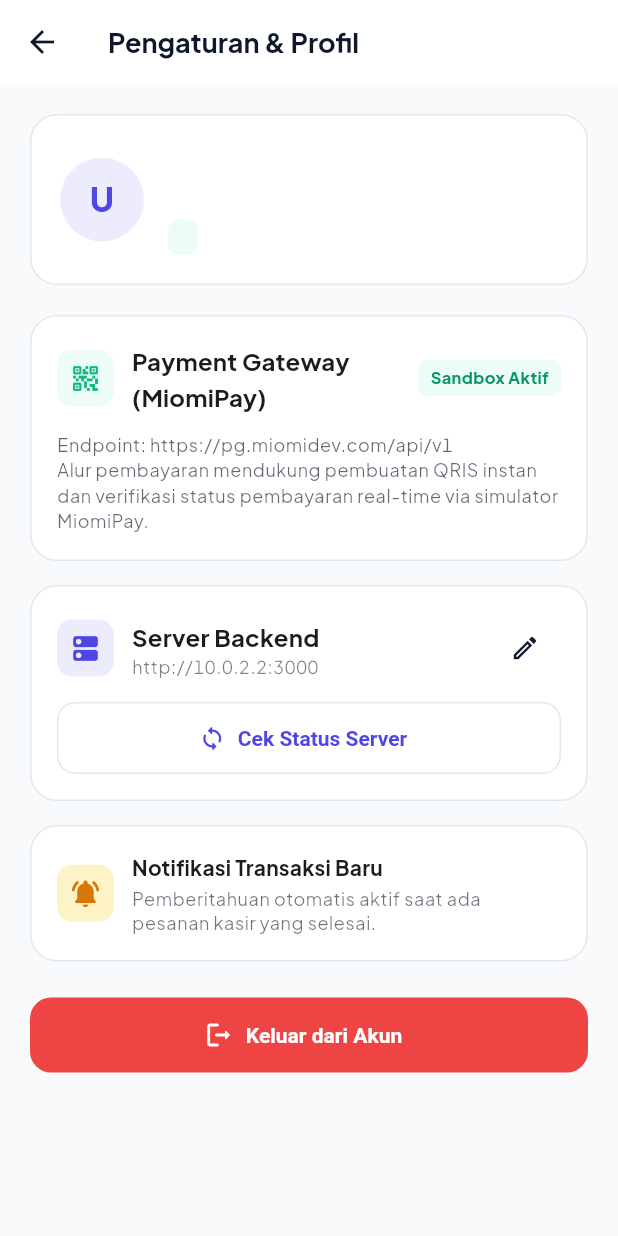
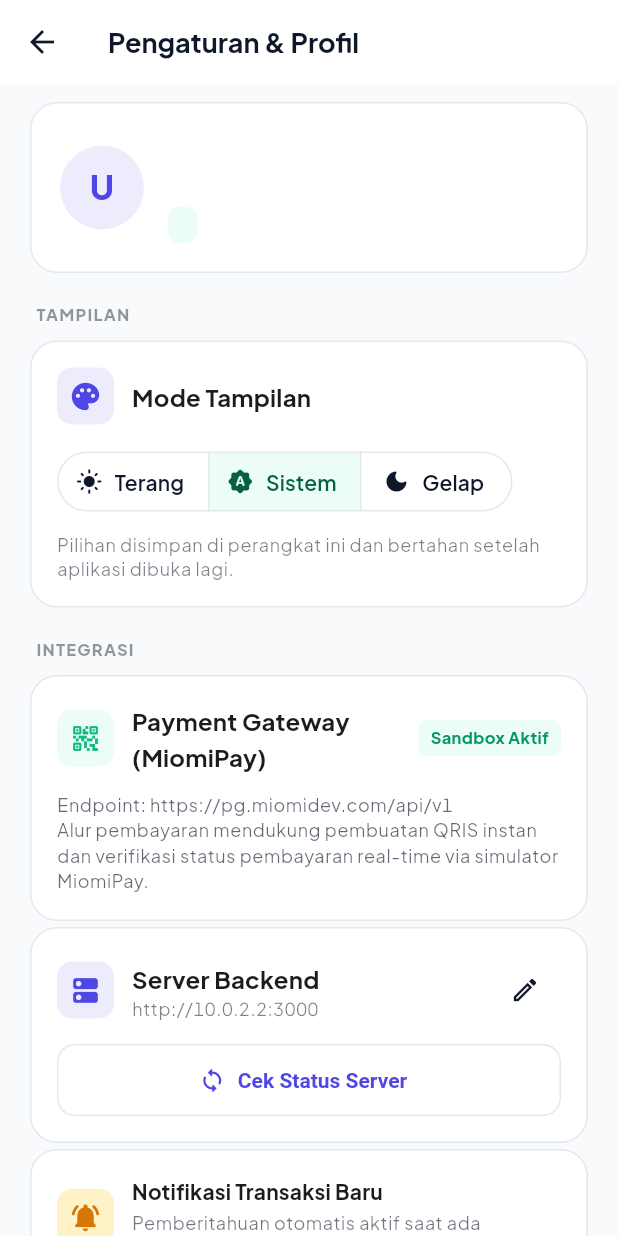
Before and after one commit to kusunoki778/pos-app-proto, a Flutter app: the SettingsScreen screen opened directly, on a phone screen of 412 x 824 dp. Run offline on Flutter 3.47's test engine with Material 3 defaults, Android fonts, the phone set to English and light mode, and no system bars; our stand-ins replace cloud_firestore, firebase_auth, firebase_core, firebase_messaging, flutter_local_notifications, google_fonts and 1 more; accounts and stored records are empty; network calls fail.

Commit message:
feat: redesain halaman Pengaturan + mode tampilan terang/gelap/ikut sistem (tersimpan di perangkat)

```diff
--- a/lib/app.dart
+++ b/lib/app.dart
@@ -7,6 +7,7 @@ import 'screens/shell/main_shell.dart';
 import 'services/notification_service.dart';
 import 'state/auth_controller.dart';
 import 'state/cart_controller.dart';
+import 'state/theme_controller.dart';
 import 'theme.dart';
 import 'widgets/common.dart';
 
@@ -24,14 +25,28 @@ class KasirTokoApp extends StatelessWidget {
         // Keranjang di level aplikasi: route yang di-push (mis. CheckoutDialog)
         // dan semua tab tetap bisa membacanya. Sekali dibuat, hidup selama app.
         ChangeNotifierProvider(create: (_) => CartController()),
+        ChangeNotifierProvider(create: (_) => ThemeController()),
       ],
-      child: MaterialApp(
+      child: _KasirTokoMaterialApp(authController: authController),
+    );
+  }
+}
+
+class _KasirTokoMaterialApp extends StatelessWidget {
+  const _KasirTokoMaterialApp({required this.authController});
+
+  final AuthController authController;
+
+  @override
+  Widget build(BuildContext context) {
+    final themeMode = context.watch<ThemeController>().mode;
+    return MaterialApp(
       title: 'Kasir Toko',
       debugShowCheckedModeBanner: false,
       navigatorKey: NotificationService.navigatorKey,
       theme: buildLightTheme(),
       darkTheme: buildDarkTheme(),
-        themeMode: ThemeMode.system,
+      themeMode: themeMode,
       home: const AuthGate(),
       onGenerateRoute: (settings) {
         // Notifikasi ditap membuka detail transaksi tanpa context.
@@ -46,7 +61,6 @@ class KasirTokoApp extends StatelessWidget {
         }
         return null;
       },
-      ),
     );
   }
 }
--- a/lib/screens/settings/settings_screen.dart
+++ b/lib/screens/settings/settings_screen.dart
@@ -4,6 +4,8 @@ import 'package:provider/provider.dart';
 import '../../config.dart';
 import '../../services/api_service.dart';
 import '../../state/auth_controller.dart';
+import '../../state/theme_controller.dart';
+import '../../widgets/animasi.dart';
 
 /// Halaman profil, status payment gateway MiomiPay, server, dan logout.
 class SettingsScreen extends StatefulWidget {
@@ -90,9 +92,25 @@ class _SettingsScreenState extends State<SettingsScreen> {
     );
   }
 
+  Widget _sectionLabel(BuildContext context, String text) {
+    return Padding(
+      padding: const EdgeInsets.only(top: 20, bottom: 10, left: 4),
+      child: Text(
+        text.toUpperCase(),
+        style: Theme.of(context).textTheme.bodySmall?.copyWith(
+              fontSize: 11,
+              fontWeight: FontWeight.w800,
+              letterSpacing: 0.8,
+              color: Theme.of(context).colorScheme.onSurface.withValues(alpha: 0.45),
+            ),
+      ),
+    );
+  }
+
   @override
   Widget build(BuildContext context) {
     final user = context.watch<AuthController>().user;
+    final themeController = context.watch<ThemeController>();
     final theme = Theme.of(context);
     final scheme = theme.colorScheme;
 
@@ -101,10 +119,12 @@ class _SettingsScreenState extends State<SettingsScreen> {
     return Scaffold(
       appBar: AppBar(title: const Text('Pengaturan & Profil')),
       body: ListView(
-        padding: const EdgeInsets.all(20),
+        padding: const EdgeInsets.fromLTRB(20, 12, 20, 32),
         children: [
           // Profil Card
-          Card(
+          StaggerEnter(
+            delay: Duration.zero,
+            child: Card(
             elevation: 0,
             shape: RoundedRectangleBorder(
               borderRadius: BorderRadius.circular(18),
@@ -170,10 +190,84 @@ class _SettingsScreenState extends State<SettingsScreen> {
               ),
             ),
             ),
-          const SizedBox(height: 20),
+          ),
 
+          _sectionLabel(context, 'Tampilan'),
+          // Mode Terang / Gelap / Ikuti Sistem
+          StaggerEnter(
+            delay: const Duration(milliseconds: 80),
+            child: Card(
+              elevation: 0,
+              shape: RoundedRectangleBorder(
+                borderRadius: BorderRadius.circular(18),
+                side: BorderSide(color: scheme.outline),
+              ),
+              child: Padding(
+                padding: const EdgeInsets.all(18),
+                child: Column(
+                  crossAxisAlignment: CrossAxisAlignment.start,
+                  children: [
+                    Row(
+                      children: [
+                        Container(
+                          padding: const EdgeInsets.all(8),
+                          decoration: BoxDecoration(
+                            color: scheme.primary.withValues(alpha: 0.1),
+                            borderRadius: BorderRadius.circular(10),
+                          ),
+                          child: Icon(Icons.palette_rounded, color: scheme.primary, size: 22),
+                        ),
+                        const SizedBox(width: 12),
+                        Expanded(
+                          child: Text(
+                            'Mode Tampilan',
+                            style: theme.textTheme.titleMedium?.copyWith(fontWeight: FontWeight.w700),
+                          ),
+                        ),
+                      ],
+                    ),
+                    const SizedBox(height: 14),
+                    SegmentedButton<ThemeMode>(
+                      segments: const [
+                        ButtonSegment(
+                          value: ThemeMode.light,
+                          icon: Icon(Icons.light_mode_rounded, size: 18),
+                          label: Text('Terang'),
+                        ),
+                        ButtonSegment(
+                          value: ThemeMode.system,
+                          icon: Icon(Icons.brightness_auto_rounded, size: 18),
+                          label: Text('Sistem'),
+                        ),
+                        ButtonSegment(
+                          value: ThemeMode.dark,
+                          icon: Icon(Icons.dark_mode_rounded, size: 18),
+                          label: Text('Gelap'),
+                        ),
+                      ],
+                      selected: {themeController.mode},
+                      showSelectedIcon: false,
+                      onSelectionChanged: (selection) =>
+                          themeController.setMode(selection.first),
+                    ),
+                    const SizedBox(height: 10),
+                    Text(
+                      'Pilihan disimpan di perangkat ini dan bertahan setelah aplikasi dibuka lagi.',
+                      style: theme.textTheme.bodySmall?.copyWith(
+                        color: scheme.onSurface.withValues(alpha: 0.55),
+                      ),
+                    ),
+                  ],
+                ),
+              ),
+            ),
+          ),
+
+          _sectionLabel(context, 'Integrasi'),
           // Payment Gateway MiomiPay Card
-          Card(
+          StaggerEnter(
+            delay: const Duration(milliseconds: 160),
+            child: Card(
             elevation: 0,
             shape: RoundedRectangleBorder(
               borderRadius: BorderRadius.circular(18),
@@ -231,10 +325,13 @@ class _SettingsScreenState extends State<SettingsScreen> {
               ),
             ),
             ),
-          const SizedBox(height: 16),
+          ),
+          const SizedBox(height: 4),
 
           // Koneksi Server Backend Express Card
-          Card(
+          StaggerEnter(
+            delay: const Duration(milliseconds: 240),
+            child: Card(
             elevation: 0,
             shape: RoundedRectangleBorder(
               borderRadius: BorderRadius.circular(18),
@@ -331,10 +428,13 @@ class _SettingsScreenState extends State<SettingsScreen> {
               ),
             ),
             ),
-          const SizedBox(height: 16),
+          ),
+          const SizedBox(height: 4),
 
           // Notifikasi Transaksi (FCM) Card
-          Card(
+          StaggerEnter(
+            delay: const Duration(milliseconds: 320),
+            child: Card(
             elevation: 0,
             shape: RoundedRectangleBorder(
               borderRadius: BorderRadius.circular(18),
@@ -378,10 +478,13 @@ class _SettingsScreenState extends State<SettingsScreen> {
               ),
             ),
             ),
+          ),
           const SizedBox(height: 24),
 
           // Tombol Keluar / Logout
-          SizedBox(
+          StaggerEnter(
+            delay: const Duration(milliseconds: 400),
+            child: SizedBox(
               width: double.infinity,
               child: FilledButton.icon(
                 onPressed: () => context.read<AuthController>().signOut(),
@@ -394,6 +497,7 @@ class _SettingsScreenState extends State<SettingsScreen> {
                 label: const Text('Keluar dari Akun', style: TextStyle(fontWeight: FontWeight.w700)),
               ),
             ),
+          ),
         ],
       ),
     );
--- /dev/null
+++ b/lib/state/theme_controller.dart
@@ -0,0 +1,46 @@
+import 'package:flutter/material.dart';
+import 'package:shared_preferences/shared_preferences.dart';
+
+/// Mode tampilan (terang/gelap/ikut sistem) yang dipilih di Pengaturan.
+/// Pilihan disimpan ke SharedPreferences supaya bertahan setelah app
+/// dibuka lagi.
+class ThemeController extends ChangeNotifier {
+  ThemeController() {
+    _load();
+  }
+
+  static const _prefsKey = 'theme_mode';
+
+  ThemeMode _mode = ThemeMode.system;
+
+  ThemeMode get mode => _mode;
+
+  Future<void> _load() async {
+    try {
+      final prefs = await SharedPreferences.getInstance();
+      final saved = prefs.getString(_prefsKey);
+      final parsed = ThemeMode.values.cast<ThemeMode?>().firstWhere(
+            (m) => m?.name == saved,
+            orElse: () => null,
+          );
+      if (parsed != null && parsed != _mode) {
+        _mode = parsed;
+        notifyListeners();
+      }
+    } catch (_) {
+      // Gagal membaca prefs tidak menghalangi app jalan (mode sistem).
+    }
+  }
+
+  Future<void> setMode(ThemeMode mode) async {
+    if (mode == _mode) return;
+    _mode = mode;
+    notifyListeners();
+    try {
+      final prefs = await SharedPreferences.getInstance();
+      await prefs.setString(_prefsKey, mode.name);
+    } catch (_) {
+      // Persistensi gagal pun tidak fatal — mode tetap aktif di sesi ini.
+    }
+  }
+}
--- a/pubspec.yaml
+++ b/pubspec.yaml
@@ -45,6 +45,7 @@ dependencies:
   flutter_local_notifications: ^22.3.3
   google_fonts: ^8.2.1
   url_launcher: ^6.3.2
+  shared_preferences: ^2.5.5
 
 dev_dependencies:
   flutter_test:
```
Also changed, not shown: pubspec.lock, 1 other file. Lines whose indentation alone changed are shown as unchanged.
